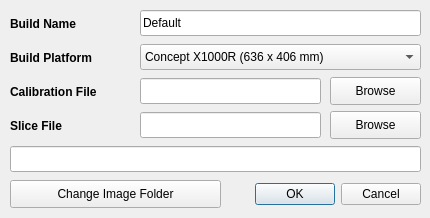
Before: the Qt Designer form gui/dialogNewBuild.ui in Spinarakk/defectmonitor, drawn with Qt 5.
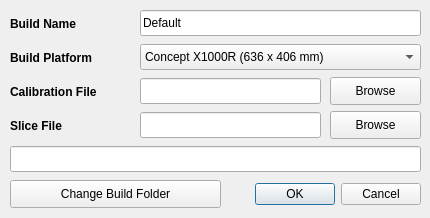
After: the same form once the commit is applied. Icons and pictures are not drawn.

Diff of the .ui file:
```diff
--- a/gui/dialogNewBuild.ui
+++ b/gui/dialogNewBuild.ui
@@ -109,7 +109,7 @@
     </rect>
    </property>
    <property name="text">
-    <string>Change Image Folder</string>
+    <string>Change Build Folder</string>
    </property>
   </widget>
   <widget class="QLabel" name="labelBuildName">
```
Left out of the diff: 7 changed lines with no effect on the pictures.
